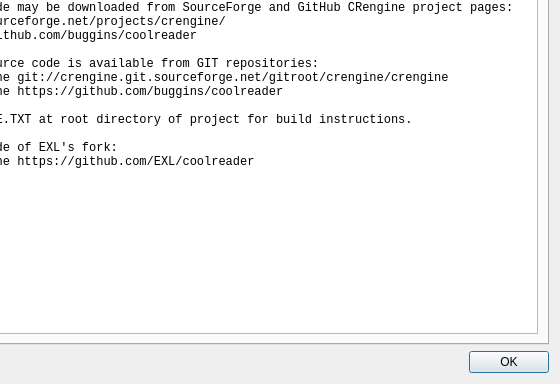
This is cr3qt/src/aboutdlg.ui in EXL/coolreader as Qt 5 draws it before an edit; both pictures show x 96 to 656 and y 101 to 485 of the 656 by 485 pixel window. The edited form follows.
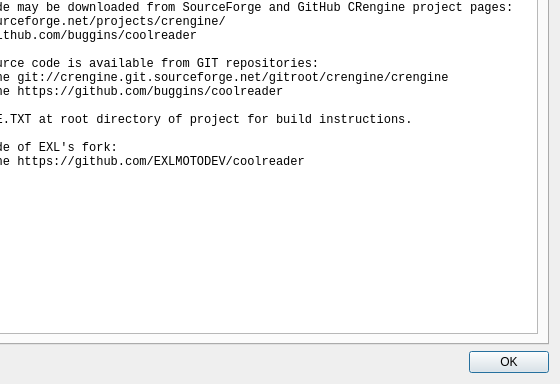
This is the edited form. The open tabs and pages were chosen to show the change. Icons and pictures are not drawn.

Commit message: Rename repository URL

The edit to the form file:
```diff
--- a/cr3qt/src/aboutdlg.ui
+++ b/cr3qt/src/aboutdlg.ui
@@ -444,7 +444,7 @@
 See README.TXT at root directory of project for build instructions.
 
 Source Code of EXL's fork:
-&gt; git clone https://github.com/EXL/coolreader</string>
+&gt; git clone https://github.com/EXLMOTODEV/coolreader</string>
            </property>
           </widget>
          </item>
```
The commit also changes 1 other file.
